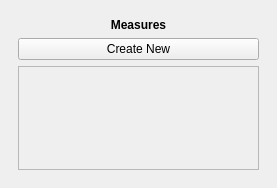
This is tygron_dockwidget_base.ui in Memz-Dev/tygron-qgis as Qt 5 draws it before an edit. The edited form follows.
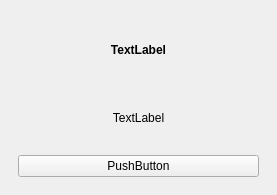
This is the edited form. Custom widgets are drawn as their Qt base class.

Commit message: initial measures tab

Patch:
```diff
--- a/tygron_dockwidget_base.ui
+++ b/tygron_dockwidget_base.ui
@@ -7,7 +7,7 @@
     <x>0</x>
     <y>0</y>
     <width>277</width>
-    <height>188</height>
+    <height>195</height>
    </rect>
   </property>
   <property name="windowTitle">
@@ -30,7 +30,7 @@
     <item row="0" column="0">
      <widget class="QStackedWidget" name="stackedWidget">
       <property name="currentIndex">
-       <number>10</number>
+       <number>11</number>
       </property>
       <widget class="QWidget" name="LoginPage">
        <property name="enabled">
@@ -559,10 +559,54 @@
              <x>0</x>
              <y>0</y>
              <width>239</width>
-             <height>79</height>
+             <height>57</height>
             </rect>
            </property>
           </widget>
+         </widget>
+        </item>
+        <item>
+         <widget class="QPushButton" name="MeasuresReturn">
+          <property name="text">
+           <string>Return</string>
+          </property>
+         </widget>
+        </item>
+       </layout>
+      </widget>
+      <widget class="QWidget" name="MeasureOverview">
+       <layout class="QVBoxLayout" name="verticalLayout_14">
+        <item>
+         <widget class="QLabel" name="MOverviewLabel">
+          <property name="font">
+           <font>
+            <weight>75</weight>
+            <bold>true</bold>
+           </font>
+          </property>
+          <property name="text">
+           <string>TextLabel</string>
+          </property>
+          <property name="alignment">
+           <set>Qt::AlignCenter</set>
+          </property>
+         </widget>
+        </item>
+        <item>
+         <widget class="QLabel" name="MOverviewStakeholder">
+          <property name="text">
+           <string>TextLabel</string>
+          </property>
+          <property name="alignment">
+           <set>Qt::AlignCenter</set>
+          </property>
+         </widget>
+        </item>
+        <item>
+         <widget class="QPushButton" name="MOverviewReturn">
+          <property name="text">
+           <string>PushButton</string>
+          </property>
          </widget>
         </item>
        </layout>
```
Left out of the diff: 5 changed lines with no effect on the pictures. The commit also changes 6 other files.
